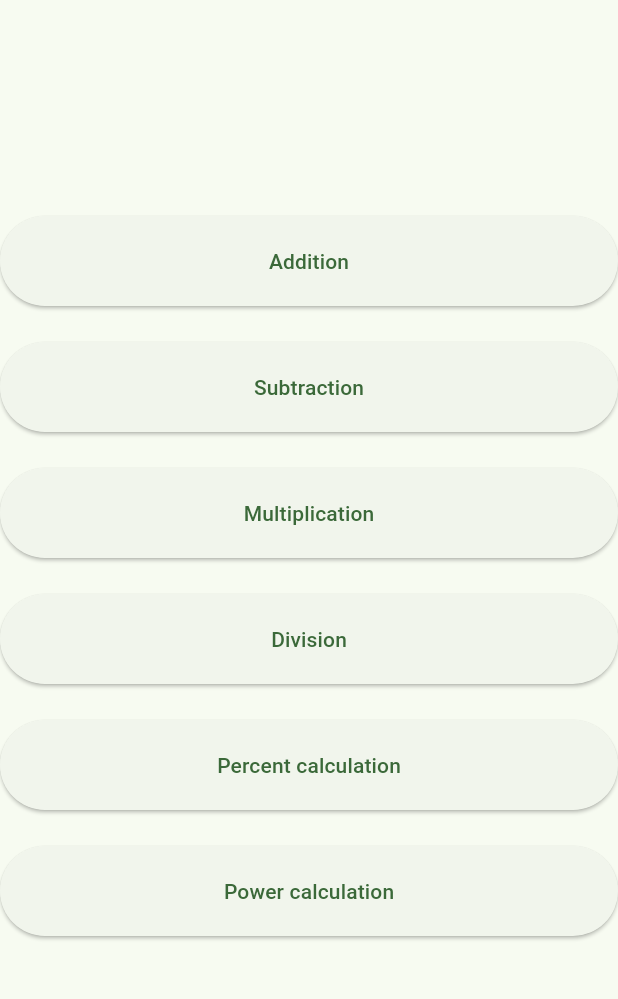
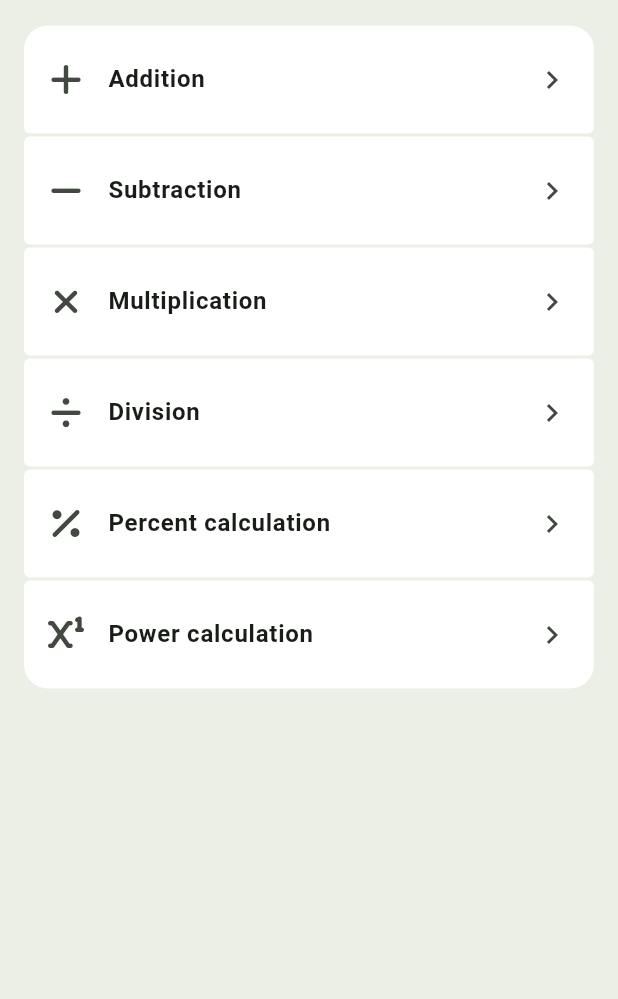
Before and after one commit to Sintexer/fastmath, a Flutter app: the UnitsScreen screen opened by its route, on a phone screen of 412 x 824 dp, the part 84-1083 px from its top. Run offline on Flutter 3.47's test engine with Material 3 defaults, Android fonts, the phone set to English and light mode, and no system bars; our stand-ins replace flutter_riverpod, font_awesome_flutter, freezed_annotation, go_router, riverpod_annotation; missing offline and left inert: responsive_grid_list; generated files the repository leaves out were written again.

Commit message:
feat(units): apply styling to the units menu

```diff
--- a/lib/units/units_screen.dart
+++ b/lib/units/units_screen.dart
@@ -1,6 +1,7 @@
 import 'package:fastmath/widgets/top_level_page_scaffold.dart';
 import 'package:flutter/material.dart';
 import 'package:flutter_riverpod/flutter_riverpod.dart';
+import 'package:font_awesome_flutter/font_awesome_flutter.dart';
 import 'package:go_router/go_router.dart';
 
 class UnitsScreen extends ConsumerWidget {
@@ -8,23 +9,65 @@ class UnitsScreen extends ConsumerWidget {
 
   @override
   Widget build(BuildContext context, WidgetRef ref) {
+    final colorScheme = Theme.of(context).colorScheme;
+
+    final items = [
+      const UnitTile(
+          title: "Addition",
+          route: "/units/addition",
+          icon: FontAwesomeIcons.plus),
+      const UnitTile(
+          title: "Subtraction",
+          route: "/units/subtraction",
+          icon: FontAwesomeIcons.minus),
+      const UnitTile(
+          title: "Multiplication",
+          route: "/units/multiplication",
+          icon: FontAwesomeIcons.xmark),
+      const UnitTile(
+          title: "Division",
+          route: "/units/division",
+          icon: FontAwesomeIcons.divide),
+      const UnitTile(
+          title: "Percent calculation",
+          route: "/units/percent",
+          icon: FontAwesomeIcons.percent),
+      const UnitTile(
+          title: "Power calculation",
+          route: "/units/power",
+          icon: FontAwesomeIcons.superscript),
+    ];
+
     return TopLevelPageScaffold(
-      body: Center(
-        child: SizedBox(
-          width: 600,
-          child: Column(
-            mainAxisSize: MainAxisSize.min,
-            mainAxisAlignment: MainAxisAlignment.center,
-            crossAxisAlignment: CrossAxisAlignment.stretch,
-            spacing: 24.0,
-            children: [
-              UnitChoiceButton("Addition", route: "/units/addition"),
-              UnitChoiceButton("Subtraction", route: "/units/subtraction"),
-              UnitChoiceButton("Multiplication", route: "/units/multiplication"),
-              UnitChoiceButton("Division", route: "/units/division"),
-              UnitChoiceButton("Percent calculation", route: "/units/percent"),
-              UnitChoiceButton("Power calculation", route: "/units/power"),
-            ],
+      body: Container(
+        color: colorScheme.surfaceContainer,
+        child: Center(
+          child: Container(
+            padding: EdgeInsets.symmetric(vertical: 16.0),
+            // decoration:
+            //     BoxDecoration(borderRadius: BorderRadius.circular(16.0)),
+            width: 600,
+            child: ListView.builder(
+              itemCount: items.length,
+              itemBuilder: (context, index) {
+                return Container(
+                  margin: EdgeInsets.symmetric(vertical: 1.0, horizontal: 16.0),
+                  decoration: BoxDecoration(
+                    color: colorScheme.surfaceContainerLowest,
+                    borderRadius: BorderRadius.only(
+                      topLeft: Radius.circular(index == 0 ? 16.0 : 4),
+                      topRight: Radius.circular(index == 0 ? 16.0 : 4),
+                      bottomLeft:
+                          Radius.circular(index == items.length - 1 ? 16.0 : 4),
+                      bottomRight:
+                          Radius.circular(index == items.length - 1 ? 16.0 : 4),
+                    ),
+                  ),
+                  clipBehavior: Clip.hardEdge,
+                  child: items[index],
+                );
+              },
+            ),
           ),
         ),
       ),
@@ -32,20 +75,28 @@ class UnitsScreen extends ConsumerWidget {
   }
 }
 
-class UnitChoiceButton extends StatelessWidget {
-  final String text;
+class UnitTile extends StatelessWidget {
+  final IconData icon;
+  final String title;
   final String route;
 
-  const UnitChoiceButton(this.text, {super.key, required this.route});
+  const UnitTile(
+      {super.key,
+      required this.title,
+      required this.icon,
+      required this.route});
 
   @override
   Widget build(BuildContext context) {
-    return SizedBox(
-      height: 60,
-      child: ElevatedButton(
-        onPressed: () => context.go(route),
-        child: Text(text),
+    return ListTile(
+      contentPadding: EdgeInsets.symmetric(horizontal: 16.0, vertical: 8.0),
+      leading: Icon(icon, size: 24.0),
+      title: Text(
+        title,
+        style: TextStyle(fontWeight: FontWeight.bold),
       ),
+      trailing: Icon(Icons.chevron_right),
+      onTap: () => context.go(route),
     );
   }
 }
--- a/pubspec.yaml
+++ b/pubspec.yaml
@@ -19,6 +19,7 @@ dependencies:
   go_router: ^14.7.2
   json_annotation: ^4.9.0
   collection: ^1.19.0
+  font_awesome_flutter: ^10.8.0
 
 dev_dependencies:
   flutter_test:
```
Also changed, not shown: pubspec.lock.
